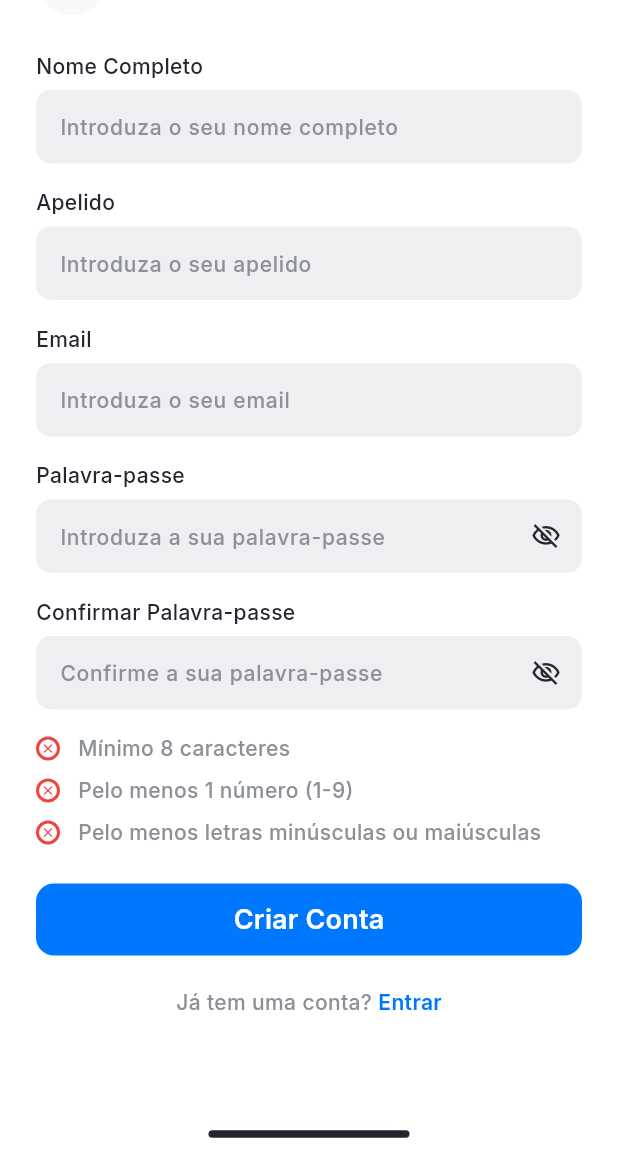
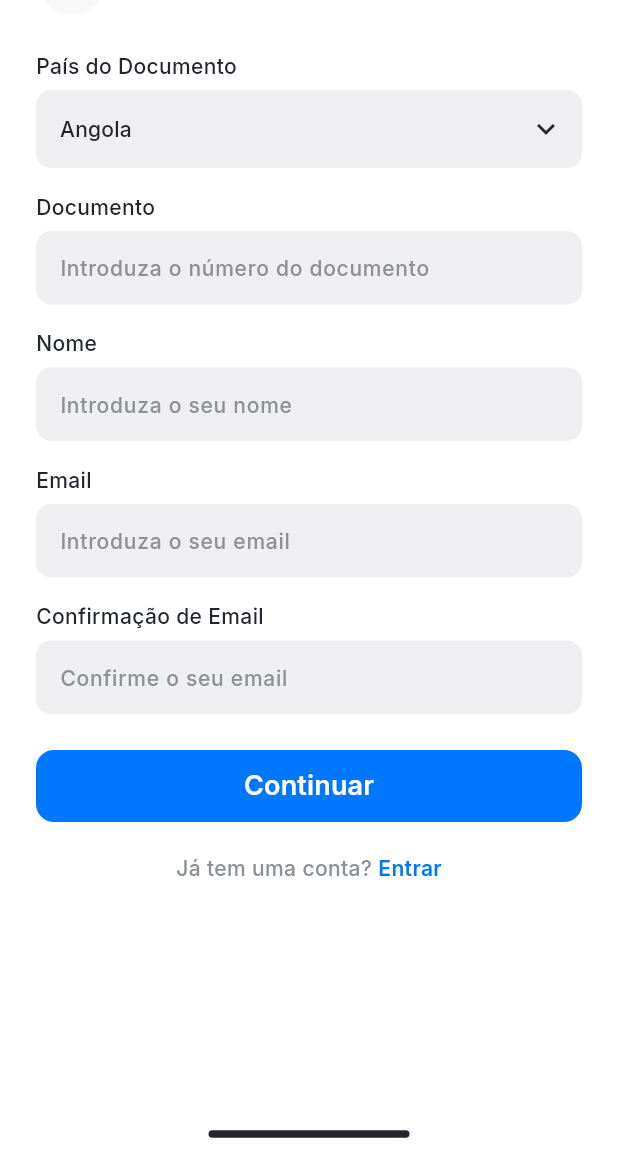
Before and after one commit to gustavocaraciolo/ConGest, a Flutter app: the CreateAccountScreen screen opened directly, on a phone screen of 412 x 824 dp, the part 75-1236 px from its top. Run offline on Flutter 3.47's test engine with Material 3 defaults, Android fonts, the phone set to English and light mode, and no system bars; our stand-ins replace flutter_svg, google_fonts, qr_flutter, share_plus; missing offline and left inert: pdfx.

Commit message:
feat: Introduce OTP verification and password setting screens, updating authentication flows for account creation and password reset.

```diff
--- a/lib/features/auth/create_account_screen.dart
+++ b/lib/features/auth/create_account_screen.dart
@@ -4,8 +4,7 @@ import '../../app/theme/app_colors.dart';
 import '../../shared/widgets/custom_app_bar.dart';
 import '../../shared/widgets/custom_text_field.dart';
 import '../../shared/widgets/primary_button.dart';
-import '../../shared/widgets/password_indicator.dart';
-import 'enter_otp_screen.dart';
+import 'verify_and_set_password_screen.dart';
 
 class CreateAccountScreen extends StatefulWidget {
   const CreateAccountScreen({super.key});
@@ -15,21 +14,21 @@ class CreateAccountScreen extends StatefulWidget {
 }
 
 class _CreateAccountScreenState extends State<CreateAccountScreen> {
-  final _fullNameController = TextEditingController();
-  final _lastNameController = TextEditingController();
+  final _documentController = TextEditingController();
+  final _nameController = TextEditingController();
   final _emailController = TextEditingController();
-  final _passwordController = TextEditingController();
-  final _confirmPasswordController = TextEditingController();
+  final _confirmEmailController = TextEditingController();
 
-  String _password = '';
+  String _selectedCountry = 'Angola';
+
+  final List<String> _countries = ['Angola', 'Brasil', 'Portugal'];
 
   @override
   void dispose() {
-    _fullNameController.dispose();
-    _lastNameController.dispose();
+    _documentController.dispose();
+    _nameController.dispose();
     _emailController.dispose();
-    _passwordController.dispose();
-    _confirmPasswordController.dispose();
+    _confirmEmailController.dispose();
     super.dispose();
   }
 
@@ -46,19 +45,87 @@ class _CreateAccountScreenState extends State<CreateAccountScreen> {
                 padding: const EdgeInsets.fromLTRB(24, 12, 24, 24),
                 child: Column(
                   children: [
-                    // Form fields
-                    CustomTextField(
-                      label: 'Nome Completo',
-                      hintText: 'Introduza o seu nome completo',
-                      controller: _fullNameController,
+                    // Country dropdown
+                    Column(
+                      crossAxisAlignment: CrossAxisAlignment.start,
+                      children: [
+                        Text(
+                          'País do Documento',
+                          style: GoogleFonts.inter(
+                            fontSize: 14,
+                            fontWeight: FontWeight.w500,
+                            color: AppColors.textPrimary,
+                            height: 1.4,
+                          ),
+                        ),
+                        const SizedBox(height: 6),
+                        DropdownButtonFormField<String>(
+                          initialValue: _selectedCountry,
+                          items: _countries.map((country) {
+                            return DropdownMenuItem(
+                              value: country,
+                              child: Text(
+                                country,
+                                style: GoogleFonts.inter(
+                                  fontSize: 14,
+                                  fontWeight: FontWeight.w500,
+                                  color: AppColors.textPrimary,
+                                ),
+                              ),
+                            );
+                          }).toList(),
+                          onChanged: (value) {
+                            setState(() {
+                              _selectedCountry = value!;
+                            });
+                          },
+                          decoration: InputDecoration(
+                            filled: true,
+                            fillColor: AppColors.buttonBackground,
+                            contentPadding: const EdgeInsets.symmetric(
+                              horizontal: 12,
+                              vertical: 14,
+                            ),
+                            border: OutlineInputBorder(
+                              borderRadius: BorderRadius.circular(10),
+                              borderSide: BorderSide.none,
+                            ),
+                            enabledBorder: OutlineInputBorder(
+                              borderRadius: BorderRadius.circular(10),
+                              borderSide: BorderSide.none,
+                            ),
+                            focusedBorder: OutlineInputBorder(
+                              borderRadius: BorderRadius.circular(10),
+                              borderSide: const BorderSide(
+                                color: AppColors.primary,
+                                width: 1,
+                              ),
+                            ),
+                          ),
+                          icon: const Icon(
+                            Icons.keyboard_arrow_down,
+                            color: AppColors.textPrimary,
+                          ),
+                          dropdownColor: AppColors.white,
+                        ),
+                      ],
                     ),
                     const SizedBox(height: 16),
+                    // Document field
                     CustomTextField(
-                      label: 'Apelido',
-                      hintText: 'Introduza o seu apelido',
-                      controller: _lastNameController,
+                      label: 'Documento',
+                      hintText: 'Introduza o número do documento',
+                      controller: _documentController,
                     ),
                     const SizedBox(height: 16),
+                    // Name field
+                    CustomTextField(
+                      label: 'Nome',
+                      hintText: 'Introduza o seu nome',
+                      controller: _nameController,
+                    ),
+                    const SizedBox(height: 16),
+                    // Email field
                     CustomTextField(
                       label: 'Email',
                       hintText: 'Introduza o seu email',
@@ -66,52 +133,18 @@ class _CreateAccountScreenState extends State<CreateAccountScreen> {
                       controller: _emailController,
                     ),
                     const SizedBox(height: 16),
+                    // Confirm email field
                     CustomTextField(
-                      label: 'Palavra-passe',
-                      hintText: 'Introduza a sua palavra-passe',
-                      obscureText: true,
-                      showPasswordToggle: true,
-                      controller: _passwordController,
-                      onChanged: (value) {
-                        setState(() {
-                          _password = value;
-                        });
-                      },
-                    ),
-                    const SizedBox(height: 16),
-                    CustomTextField(
-                      label: 'Confirmar Palavra-passe',
-                      hintText: 'Confirme a sua palavra-passe',
-                      obscureText: true,
-                      showPasswordToggle: true,
-                      controller: _confirmPasswordController,
-                    ),
-                    const SizedBox(height: 16),
-                    // Password indicators
-                    Column(
-                      crossAxisAlignment: CrossAxisAlignment.start,
-                      children: [
-                        PasswordIndicator(
-                          text: 'Mínimo 8 caracteres',
-                          isValid: PasswordValidation.hasMinLength(_password),
-                        ),
-                        const SizedBox(height: 8),
-                        PasswordIndicator(
-                          text: 'Pelo menos 1 número (1-9)',
-                          isValid: PasswordValidation.hasNumber(_password),
-                        ),
-                        const SizedBox(height: 8),
-                        PasswordIndicator(
-                          text: 'Pelo menos letras minúsculas ou maiúsculas',
-                          isValid: PasswordValidation.hasUpperOrLower(_password),
-                        ),
-                      ],
+                      label: 'Confirmação de Email',
+                      hintText: 'Confirme o seu email',
+                      keyboardType: TextInputType.emailAddress,
+                      controller: _confirmEmailController,
                     ),
                     const SizedBox(height: 24),
-                    // Create account button
+                    // Continue button
                     PrimaryButton(
-                      label: 'Criar Conta',
-                      onPressed: _handleCreateAccount,
+                      label: 'Continuar',
+                      onPressed: _handleContinue,
                     ),
                     const SizedBox(height: 20),
                     // Sign in link
@@ -165,11 +198,11 @@ class _CreateAccountScreenState extends State<CreateAccountScreen> {
     );
   }
 
-  void _handleCreateAccount() {
+  void _handleContinue() {
     Navigator.push(
       context,
       MaterialPageRoute(
-        builder: (_) => const EnterOtpScreen(),
+        builder: (_) => const VerifyAndSetPasswordScreen(),
       ),
     );
   }
```
Also changed, not shown: lib/features/auth/forgot_password_otp_screen.dart (added, +107 -0 lines), lib/features/auth/forgot_password_screen.dart (+5 -5 lines), lib/features/auth/verify_and_set_password_screen.dart (added, +174 -0 lines), lib/shared/widgets/otp_input.dart (+4 -3 lines), .claude/settings.local.json.
